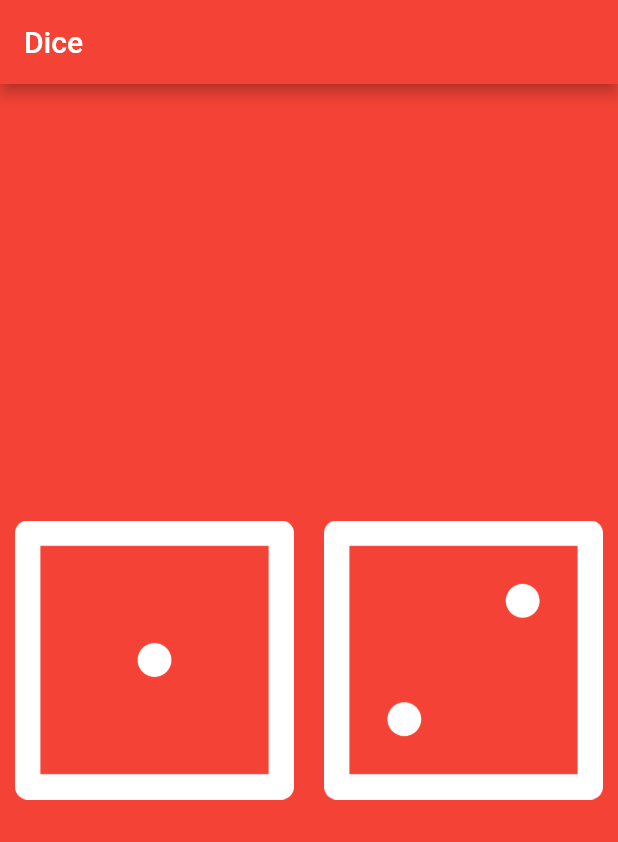
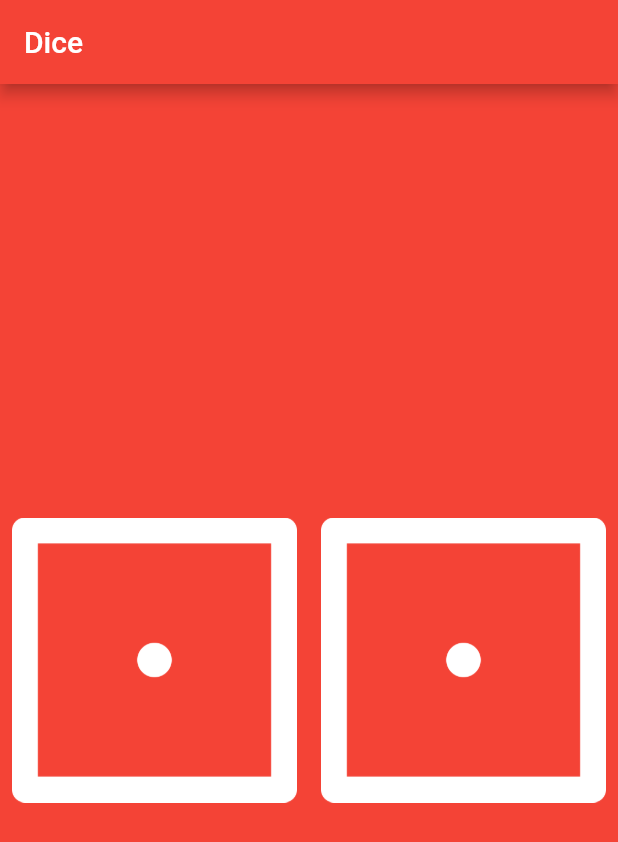
Before and after one commit to HeratUni-CS/dicee-Bashir-Danish, a Flutter app: the screen it shows after launch, on a phone screen of 412 x 824 dp. Shown: the top 842 px of the screen. Run offline on Flutter 3.47's test engine with Material 2 defaults, Android fonts, the phone set to English and light mode, and no system bars.

Commit message:
convert static dice num to dynamic

```diff
--- a/lib/main.dart
+++ b/lib/main.dart
@@ -16,23 +16,38 @@ void main() {
   );
 }
 
-class Dice extends StatelessWidget {
+class Dice extends StatefulWidget {
   const Dice({super.key});
 
+  @override
+  State<Dice> createState() => _DiceState();
+}
+
+class _DiceState extends State<Dice> {
+  int leftDice = 1;
+  int rightDice = 1;
   @override
   Widget build(BuildContext context) {
     return Center(
       child: Row(
-        children: const [
+        children: [
           Expanded(
-              child: Padding(
-            padding: EdgeInsets.all(10.0),
-            child: Image(image: AssetImage('images/dice1.png')),
+              child: TextButton(
+            child: Image(image: AssetImage('images/dice$leftDice.png')),
+            onPressed: () {
+              setState(() {
+                leftDice = 6;
+              });
+            },
           )),
           Expanded(
-              child: Padding(
-            padding: EdgeInsets.all(10.0),
-            child: Image(image: AssetImage('images/dice2.png')),
+              child: TextButton(
+            child: Image(image: AssetImage('images/dice$rightDice.png')),
+            onPressed: () {
+              setState(() {
+                rightDice = 2;
+              });
+            },
           )),
         ],
       ),
```
